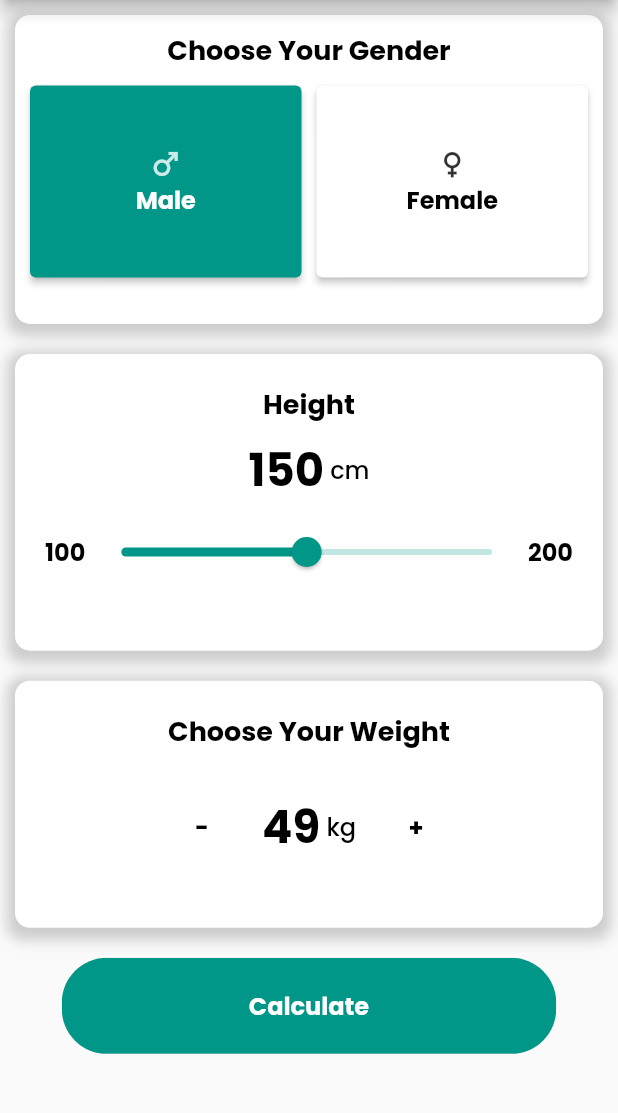
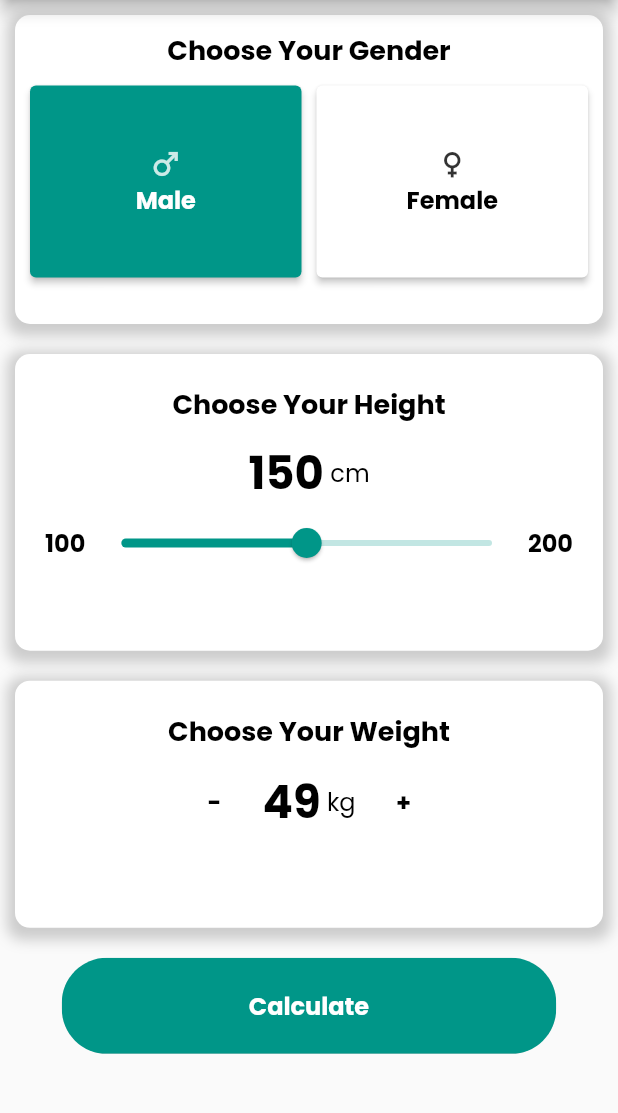
Before and after one commit to winxene/bmiCalculatorFlutter, a Flutter app: the screen it shows after launch, after a tap on an icon or button, on a phone screen of 412 x 824 dp, the part 84-1197 px from its top. Run offline on Flutter 3.47's test engine with Material 2 defaults, Android fonts, the phone set to English and light mode, and no system bars; our stand-ins replace google_fonts.

Commit message:
chore: fix indentation

```diff
--- a/lib/components/rounded_button.dart
+++ b/lib/components/rounded_button.dart
@@ -6,25 +6,28 @@ class RoundedButton extends StatelessWidget {
   final String text;
   final BuildContext context; //to get the context
   final String nextPage; //to insert the route
-  //bikin datanya represent pakai keys
+  final bool isNavigate; //to check if the button is for navigation, 0 value means that it returns to the home page.
+
   RoundedButton({
     required this.text,
     required this.context,
     required this.nextPage,
-  });
+    required this.isNavigate,
+  });//constructor
 
   @override
   Widget build(BuildContext context){
-    final marginUwU= EdgeInsets.symmetric(vertical: 10); //basically defining the margin object
+    const marginUwU= EdgeInsets.symmetric(vertical: 10); //basically defining the margin object
     return Container(
       margin: marginUwU,
-      width: ScreenSpecs.screenWidth(context) * 0.8,
+      width: ScreenSpecs.screenWidth(context) * 0.8, //to make the button fit the screen
       child: ClipRRect(
-        borderRadius: BorderRadius.circular(30),
-        child: newElevatedButton(),
+        borderRadius: BorderRadius.circular(30), //to make the button round
+        child: newElevatedButton(), //to create the button
       ),
     );
   }
+  //to specify the button
   Widget newElevatedButton()=> ElevatedButton(
     child: Text(
       text,
@@ -33,8 +36,9 @@ class RoundedButton extends StatelessWidget {
         fontWeight: FontWeight.bold
       ),
     ),
-    onPressed: ()=> Navigator.of(context).pushNamed(nextPage),
     style: ElevatedButton.styleFrom(
           padding: EdgeInsets.symmetric(horizontal: 40, vertical: 20),),
-    );
+    onPressed: ()=> isNavigate?Navigator.of(context).pushNamed(nextPage)//to navigate to the next page
+      :Navigator.pop(context), //to return to the home page, very important to prevent multiple state being created
+  );
 }
--- a/lib/components/value_unit_text.dart
+++ b/lib/components/value_unit_text.dart
@@ -3,8 +3,6 @@
 
 import 'package:flutter/material.dart';
 
-//to use the keyboard
-import 'package:flutter/services.dart';
 
 class ValueUnit extends StatefulWidget {
 
@@ -15,7 +13,8 @@ class ValueUnit extends StatefulWidget {
   ValueUnit({
     required this.labelValue,
     required this.unit
-  });
+  });//constructor
+
   State createState() => _ValueUnit();
 }
 
@@ -25,17 +24,9 @@ class _ValueUnit extends State <ValueUnit>{
     var labelValue= ValueUnit(
       labelValue: widget.labelValue,
       unit: widget.unit,
-    );
+    ); //create a new object to prevent error when the user immediately press the calculate button
     return Container (
       //make the text become clickable, to allow manual input
-      child: TextButton(
-        onPressed: (){
-          TextField(
-            keyboardType: TextInputType.numberWithOptions(decimal: true),
-            inputFormatters: [FilteringTextInputFormatter.allow(RegExp('[0-9.,]'))]
-
-          );
-        },
         child: Row(
         mainAxisAlignment: MainAxisAlignment.center,
         children: <Widget> [
@@ -56,7 +47,6 @@ class _ValueUnit extends State <ValueUnit>{
           ),
         ],
       ),
-      )
     );
   }
 }
--- /dev/null
+++ b/lib/components/whitebox_widget.dart
@@ -0,0 +1,51 @@
+//template for whitebox_widget
+
+import 'package:flutter/material.dart';
+
+//Stateful widget is very important since this widget will be used in many interactable pages
+class WhiteBoxWidget extends StatefulWidget {
+
+  final double height;
+  final  dynamic child;
+  final dynamic padding;
+
+  @override
+    WhiteBoxWidget({
+      required this.height,
+      required this.child,
+      required this.padding,
+    });  //constructor
+  State createState() => _WhiteBoxWidgetState();
+}
+
+class _WhiteBoxWidgetState extends State <WhiteBoxWidget> {
+
+
+  Widget build (BuildContext context){
+    var insertInfo = WhiteBoxWidget(
+      height: widget.height,
+      child: widget.child,
+      padding: widget.padding);
+
+    return Container(
+      height: insertInfo.height,
+      width: double.infinity,
+      margin: const EdgeInsets.symmetric(horizontal: 10, vertical: 10),
+      padding: insertInfo.padding,
+      decoration: BoxDecoration(
+        color: Colors.white,
+        borderRadius: BorderRadius.circular(10),
+        //creating the shadow effect
+         boxShadow: [
+            BoxShadow(
+              color: Colors.grey.withOpacity(0.5), //color of the shadow
+              spreadRadius: 5, //extend the shadow
+              blurRadius: 7, //blur the shadow
+              offset: const Offset(0, 3), // changes position of shadow
+            ),
+          ],
+        ),
+      child: insertInfo.child,
+    );
+  }
+}
--- a/lib/main.dart
+++ b/lib/main.dart
@@ -1,22 +1,26 @@
 import 'package:flutter/material.dart';
 import 'package:midexam/models/bmi_data.dart';
-import 'package:midexam/view/splash_page.dart';
+
 //routes
-
 import 'package:provider/provider.dart';
 
-//Screens/views
+
+
+
+//Screens/views needs to be imported to register the page
 import '../view/result_page.dart';
 import '../view/calculate_page.dart';
 
 //models
-import 'providers/theme_provider.dart';
+import 'providers/theme_provider.dart'; //provider for theme
 
+//to run the app
 Future main() async {
-  WidgetsFlutterBinding.ensureInitialized();
+  WidgetsFlutterBinding.ensureInitialized(); //needed for the theme provider
   runApp(BmiApp());
 }
 
+//creating STatefulWIdget
 class BmiApp extends StatefulWidget {
   @override
   State<BmiApp> createState() => _BmiAppState();
@@ -25,10 +29,12 @@ class BmiApp extends StatefulWidget {
 class _BmiAppState extends State <BmiApp> {
   //darkMode Light mode changer
   bool isDarkModeEnabled = false;
+ //haloo
+  //set the app theme same to the phone theme
+
   void onStateChanged(bool isDarkModeEnabled) {
     setState(() {
       this.isDarkModeEnabled = isDarkModeEnabled;
-      isDarkModeEnabled=BMIData.isDarkModeEnabled;
     });
   }
   @override
@@ -45,12 +51,12 @@ class _BmiAppState extends State <BmiApp> {
       theme: AvailableTheme.lightTheme,
       darkTheme: AvailableTheme.darkTheme,
       debugShowCheckedModeBanner: false,
+      //routes to the different screens, will be used by the Navigation.PushNamed()
       routes: {
-        '/': (ctx) => SplashPage(), // the '/' show the initial screen
-        CalculatePage.routeName: (ctx) => CalculatePage(),
+        '/': (ctx) => CalculatePage(), // the '/' show the initial screen
         ResultPage.routeName: (ctx) => ResultPage(), //navigate to calculate page
       },
-      onUnknownRoute: (settings) { // this is the way to handle the unknown route
+      onUnknownRoute: (settings) { // this is the way to handle the unknown route and to prevent the app from crashing
         return MaterialPageRoute(builder: (ctx) => CalculatePage());
       },
     );
--- a/lib/models/bmi_calculator.dart
+++ b/lib/models/bmi_calculator.dart
@@ -13,6 +13,8 @@ class BMICalculator{
   //to decide the classification based on the gender
   static getBMI(bool isMale,double bmiValue)=>
     isMale?BMICalculator.getBMIMale(bmiValue):BMICalculator.getBMIFemale(bmiValue);
+    //BMICalculator.getBMIMale(bmiValue)=> for male classification
+      //BMICalculator.getBMIFemale(bmiValue)-> for female classification
 
   //to decide the classification for female
   static getBMIFemale(double bmiValue){
--- a/lib/models/bmi_data.dart
+++ b/lib/models/bmi_data.dart
@@ -1,8 +1,8 @@
 //this acts as the database for the app
 class BMIData{
   //use static to make it easier to be accessed
-  static bool isDarkModeEnabled= false;
   static double height = 0.0;
   static double weight= 0.0;
   static bool isMale= true;
+  static bool isDarkMode=true;
 }
--- a/lib/providers/theme_provider.dart
+++ b/lib/providers/theme_provider.dart
@@ -1,6 +1,10 @@
 import 'package:flutter/material.dart';
 import 'package:flutter/scheduler.dart';
 import 'package:google_fonts/google_fonts.dart';
+
+//to set the photo theme
+import '../models/bmi_data.dart';
+
 
 
 class ThemeProvider extends ChangeNotifier {
@@ -8,7 +12,7 @@ class ThemeProvider extends ChangeNotifier {
   //logic to trigger dark ode
   bool get isDarkMode {
     if (themeMode == ThemeMode.system) {
-      final brightness = SchedulerBinding.instance?.window.platformBrightness;
+      final brightness = SchedulerBinding.instance.window.platformBrightness;
       return brightness == Brightness.dark;
     } else {
       return themeMode == ThemeMode.dark;
@@ -17,6 +21,7 @@ class ThemeProvider extends ChangeNotifier {
 
   void toggleTheme(bool isOn) {
     themeMode = isOn ? ThemeMode.dark : ThemeMode.light;
+    BMIData.isDarkMode=isOn;
     //playing with the theme using the themeMode
     notifyListeners();
   }
--- a/lib/view/calculate_page.dart
+++ b/lib/view/calculate_page.dart
@@ -1,8 +1,8 @@
 import 'package:flutter/material.dart';
 //widgets
-import '../widgets/for_calculate_page/height_slider_widget.dart';
-import '../widgets/for_calculate_page/male_female_button.dart';
-import '../widgets/for_calculate_page/weight_button_widget.dart';
+import '../widgets/for_calculate_page/height_slider_widget.dart'; //height slider widget
+import '../widgets/for_calculate_page/male_female_button.dart'; //male female button widget
+import '../widgets/for_calculate_page/weight_button_widget.dart'; //weight button
 import '../widgets/change_theme_button.dart';
 
 //components -> Basically a template
@@ -13,6 +13,7 @@ import 'result_page.dart';
 
 
 class CalculatePage extends StatefulWidget {
+  //the route of the app
   static const routeName= '/calculate';
 
   @override
@@ -48,11 +49,12 @@ class _CalculatePageState extends State <CalculatePage>{
           HeightSliderWidget(),
           //Widget for choosing weight
           WeightButtonWidget(),
-          //Imported from rounded_button on template
+          //Imported from rounded_button on template, //the navigation button from CalculatePage() to ResultPage()
           RoundedButton(
             text: 'Calculate',
             context: context,
             nextPage: ResultPage.routeName,
+            isNavigate: true,  //means the Navigation.PushNamed() is used instead of the Navigation.Pop()
           ),
         ],
       ),
--- a/lib/view/result_page.dart
+++ b/lib/view/result_page.dart
@@ -26,6 +26,7 @@ class ResultPage extends StatelessWidget {
      bmiStatus=='Normal'? 'You are in the ideal range' :
      bmiStatus=='Overweight'? 'You are Overweight':
      'You are Obese';
+    final imageLocation=BMIData.isDarkMode?'assets/images/bmi_logo_dark.png': 'assets/images/bmi_logo.png';
     return Scaffold(
       appBar: AppBar(
         title: const Center(
@@ -53,11 +54,15 @@ class ResultPage extends StatelessWidget {
                   ),
             ),
             //The widget to display the result as a card
+            Image.asset(imageLocation),
             ResultBox(classification: bmiStatus, bmiValue: bmiValue, message: bmiMessage),
+            //Imported from rounded_button on template, the navigation button from ResultPage() back to CalculatePage()
             RoundedButton(
               text: 'Recalculate',
               context: context,
-              nextPage: CalculatePage.routeName)
+              nextPage: CalculatePage.routeName,
+              isNavigate: false, //means the Navigation.PushNamed() is used instead of the Navigation.Pop()
+            )
           ],
         )
       ),
--- a/lib/view/splash_page.dart
+++ /dev/null
@@ -1,47 +0,0 @@
-import 'package:flutter/material.dart';
-
-//note that to run this, use flutter run --no-sound-null-safety
-import 'package:splashscreen/splashscreen.dart';
-
-//screen
-import 'package:midexam/view/calculate_page.dart';
-
-//bmi_data
-import 'package:midexam/models/bmi_data.dart';
-
-class SplashPage extends StatefulWidget {
-  @override
-  _SplashPageState createState() => _SplashPageState();
-}
-
-class _SplashPageState extends State<SplashPage>{
-  bool isDarkMode= BMIData.isDarkModeEnabled;
-
-  Widget mySplashScreen (bool isDarkMode) => SplashScreen(
-      seconds: 3,
-      navigateAfterSeconds: CalculatePage(),
-      title: const Text(
-        'Welcome to BMI Calculator',
-        style: TextStyle(
-          fontWeight: FontWeight.bold,
-          fontSize: 30,
-        ),
-        textAlign: TextAlign.center,
-      ),
-      image: Image.asset(
-        'assets/images/bmi_logo.png',
-        width: 1000,
-        height: 1000,
-      ),
-      backgroundColor: isDarkMode?Colors.black:Colors.white,
-      styleTextUnderTheLoader: const TextStyle(
-        fontSize: 20,
-      ),
-      photoSize: 100,
-      loaderColor: isDarkMode?Colors.white:Colors.black,
-    );
-  @override
-  Widget build(BuildContext context)=>Container(
-    child: mySplashScreen(isDarkMode),
-  );
-}
--- a/lib/widgets/for_calculate_page/height_slider_widget.dart
+++ b/lib/widgets/for_calculate_page/height_slider_widget.dart
@@ -2,8 +2,9 @@
 import 'package:flutter/material.dart';
 import 'package:midexam/components/value_unit_text.dart';
 
+//components
 import '../../components/screen_specs.dart';
-
+import '../../components/whitebox_widget.dart';
 //models
 import '../../models/bmi_data.dart';
 
@@ -35,12 +36,15 @@ class _HeightSliderWidgetState extends State<HeightSliderWidget> {
       child: Column(
         children: <Widget> [
           const Text(
-            'Height',
+            'Choose Your Height',
             style: TextStyle(
               fontSize: 18,
               fontWeight: FontWeight.bold,
               color: Colors.black,
             ),
+          ),
+          const SizedBox(
+            height: 10,
           ),
           ValueUnit(labelValue: labelValue, unit: ' cm'),
         ],
@@ -48,28 +52,15 @@ class _HeightSliderWidgetState extends State<HeightSliderWidget> {
     ),
   );
 
+
   Widget build(BuildContext context) {
     //predefine the data, to prevent error when the user immediately press the calculate button
     BMIData.height=heightInCM;
-    return Container(
-        height:(ScreenSpecs.screenHeight(context)-ScreenSpecs.screenPadTop(context) )*0.24,
-        width: double.infinity,
-        margin: const EdgeInsets.symmetric(horizontal: 10, vertical: 10),
-        padding: const EdgeInsets.all(20.0),
-        decoration: BoxDecoration(
-          color: Colors.white,
-          borderRadius: BorderRadius.circular(10),
-          //creating the shadow effect
-          boxShadow: [
-            BoxShadow(
-              color: Colors.grey.withOpacity(0.5), //color of the shadow
-              spreadRadius: 5, //extend the shadow
-              blurRadius: 7, //blur the shadow
-              offset: const Offset(0, 3), // changes position of shadow
-            ),
-          ],
-        ),
-        child: Column(
+    //calling the WhiteBoxWidget that contains the container needed to be displayed on the screen
+    return WhiteBoxWidget(
+      height: (ScreenSpecs.screenHeight(context)-ScreenSpecs.screenPadTop(context) )*0.24,
+      padding:const EdgeInsets.all(20.0),
+      child: Column(
           children: [
             currentHeightLabel(heightInCM),
             Row(
@@ -85,14 +76,13 @@ class _HeightSliderWidgetState extends State<HeightSliderWidget> {
                       BMIData.height = heightInCM.roundToDouble(); //to prevent decimal values
                       }); // setState is used to update the state of the widget
                     },
-                    // label: _heightInCM.round().toString(), // label is the text that appears on the slider
                   ),
                 ),
                 heightSideLabel(_maxHeightInCM),
               ],
             ),
       ],
-    )
+    ),
   );
+  }
 }
-}
--- a/lib/widgets/for_calculate_page/male_female_button.dart
+++ b/lib/widgets/for_calculate_page/male_female_button.dart
@@ -1,5 +1,6 @@
 //Here is a dart widget created for the male_or_female Slider
 import 'package:flutter/material.dart';
+import 'package:midexam/components/whitebox_widget.dart';
 
 //import screen_specs.dart
 import '../../components/screen_specs.dart';
@@ -15,7 +16,7 @@ class MaleFemaleButton extends StatefulWidget {
 class _MaleFemaleButtonState extends State<MaleFemaleButton> {
   bool isMale=true; //key variable which will be passed to the bmi_calculator, also  to prevent error when the user immediately press the calculate button
 
-  //the button state
+  //the button state for male or female
   bool _isChosenMale=true;
   bool _isChosenFemale=false;
 
@@ -23,10 +24,9 @@ class _MaleFemaleButtonState extends State<MaleFemaleButton> {
   _maleOrFemaleButton(bool isMale){
     setState(() {
       this.isMale=isMale;
-    });
-  }
-  //function to define male or female
-  dynamic _MaleFemaleSwitch(bool isMale){
+      //save the value into the BMIData
+      BMIData.isMale=isMale;
+      //button highlight
       if(isMale){
       _isChosenMale=true;
       _isChosenFemale=false;
@@ -35,34 +35,29 @@ class _MaleFemaleButtonState extends State<MaleFemaleButton> {
         _isChosenMale=false;
         _isChosenFemale=true;
       }
+    });
   }
 
   @override
 
   Widget genderButton(String genderLabel, bool isMale, bool isToggle) => Container(
     child: ElevatedButton(
-
       onPressed: () {
-         _maleOrFemaleButton(isMale);
-         setState(() {
-            _MaleFemaleSwitch(isMale);
-            //set value to bmi_data
-             BMIData.isMale=isMale;
-          });
+         _maleOrFemaleButton(isMale); //applying the button logic
       },
       child: Column(
         children: <Widget>[
           Icon(
             isMale?Icons.male
-              :Icons.female,
-            color: isToggle? Colors.white: Colors.black,
+              :Icons.female, //will adapt based on the gender
+            color: isToggle? Colors.white: Colors.black, //will transform when a button is being pressed
             ),
           Text(
-            genderLabel,
+            genderLabel,//will adapt based on the gender
             style: TextStyle(
               fontSize: 16,
               fontWeight: FontWeight.bold,
-              color: isToggle? Colors.white: Colors.black,
+              color: isToggle? Colors.white: Colors.black, //will transform when a button is being pressed
             ),
           ),
         ],
@@ -78,23 +73,11 @@ class _MaleFemaleButtonState extends State<MaleFemaleButton> {
     ),
   );
 
-  Widget build(BuildContext context) => Container(
-    height:(ScreenSpecs.screenHeight(context)-ScreenSpecs.screenPadTop(context)
+  Widget build(BuildContext context) => WhiteBoxWidget(
+    //calling the WhiteBoxWidget that contains the container needed to be displayed on the screen
+    height: (ScreenSpecs.screenHeight(context)-ScreenSpecs.screenPadTop(context)
       - ScreenSpecs.screenPadBottom(context)) *0.25,
-    margin: const EdgeInsets.symmetric(horizontal: 10, vertical: 10),
-    padding: const EdgeInsets.all(10.0),
-    decoration: BoxDecoration(
-      color: Colors.white,
-      borderRadius: BorderRadius.circular(10),
-      boxShadow: [
-        BoxShadow(
-          color: Colors.grey.withOpacity(0.5),
-          spreadRadius: 5,
-          blurRadius: 7,
-          offset: const Offset(0, 3), // changes position of shadow
-        ),
-      ],
-    ),
+    padding: const EdgeInsets.all(10),
     child: Center(
       child: Column(
         children: <Widget> [
--- a/lib/widgets/for_calculate_page/weight_button_widget.dart
+++ b/lib/widgets/for_calculate_page/weight_button_widget.dart
@@ -1,15 +1,13 @@
 //Here is a dart widget created for the height_slider_widget
 import 'package:flutter/material.dart';
+import 'dart:async'; //for the timer
+//components
 import 'package:midexam/components/value_unit_text.dart';
-
+import 'package:midexam/components/whitebox_widget.dart';
+  //import screen_specs
+import '../../components/screen_specs.dart';
 //import bmi_data.dart
-import 'package:midexam/models/bmi_data.dart';
-
-
-import 'dart:async'; //for the timer
-
-//import screen_specs
-import '../../components/screen_specs.dart';
+import '../../models/bmi_data.dart';
 
 class WeightButtonWidget extends StatefulWidget {
   @override
@@ -20,6 +18,7 @@ class _WeightButtonWidget extends State<WeightButtonWidget> {
   double weightInKg = 50;
   //ternary for setup the long press timer
   Timer? _timer;
+  //the boolean for the long press
   bool _noLongPressed= false;
   //timer to stop the rapid mode when long press
 
@@ -30,7 +29,7 @@ class _WeightButtonWidget extends State<WeightButtonWidget> {
 
   //function to increase/ decrease weight value
   void _adjustWeightValue(bool isIncrease)=> setState(() {
-    isIncrease? weightInKg++ : weightInKg--;
+    isIncrease? weightInKg++ : weightInKg--; //if it is increase, increase the value, else decrease
     BMIData.weight=weightInKg;
   });
 
@@ -48,6 +47,7 @@ class _WeightButtonWidget extends State<WeightButtonWidget> {
           child: Column(
             children: <Widget>[
               Text(
+                //will automatically display the symbol based on the boolean
                 isIncrease? '+' : '-',
                 style: const TextStyle(
                   fontSize: 16,
@@ -81,23 +81,10 @@ class _WeightButtonWidget extends State<WeightButtonWidget> {
   Widget build(BuildContext context) {
     //predefine the data, to prevent error when the user immediately press the calculate button
     BMIData.weight=weightInKg;
-    return Container(
-      height:(ScreenSpecs.screenHeight(context) - ScreenSpecs.screenPadTop(context)) *0.2,
-      width: double.infinity,
-      margin: const EdgeInsets.symmetric(horizontal: 10, vertical: 10),
-      padding: const EdgeInsets.all(20.0),
-      decoration: BoxDecoration(
-        color: Colors.white,
-        borderRadius: BorderRadius.circular(10),
-        boxShadow: [
-          BoxShadow(
-            color: Colors.grey.withOpacity(0.5),
-            spreadRadius: 5,
-            blurRadius: 7,
-            offset: const Offset(0, 3), // changes position of shadow
-          ),
-        ],
-      ),
+    //calling the WhiteBoxWidget that contains the container needed to be displayed on the screen
+    return WhiteBoxWidget(
+    height: (ScreenSpecs.screenHeight(context) - ScreenSpecs.screenPadTop(context)) *0.2,
+    padding: const EdgeInsets.all(20.0),
       child: Column(
         children: <Widget>[
           const Text(
@@ -109,7 +96,7 @@ class _WeightButtonWidget extends State<WeightButtonWidget> {
             ),
           ),
           const SizedBox(
-            height: 20,
+            height: 10,
           ),
           Row(
             mainAxisAlignment: MainAxisAlignment.center,
@@ -122,5 +109,5 @@ class _WeightButtonWidget extends State<WeightButtonWidget> {
         ],
       ),
     );
+  }
 }
-}
--- a/pubspec.yaml
+++ b/pubspec.yaml
@@ -42,7 +42,7 @@ dependencies:
   provider: ^6.0.2
   charts_flutter: ^0.12.0
   like_button: ^2.0.4
-  splashscreen: ^1.3.5
+  # splashscreen: ^1.3.5, Were planning to use this. However, it was not good
 
 dev_dependencies:
   flutter_test:
@@ -69,6 +69,7 @@ flutter:
   # To add assets to your application, add an assets section, like this:
   assets:
     - assets/images/bmi_logo.png
+    - assets/images/bmi_logo_dark.png
   # An image asset can refer to one or more resolution-specific "variants", see
   # https://flutter.dev/assets-and-images/#resolution-aware.
 
```
Also changed, not shown: assets/images/bmi_logo.png, assets/images/bmi_logo_dark.png (added), lib/widgets/change_theme_button.dart (line endings or trailing spaces), pubspec.lock, 1 other file. Lines whose indentation alone changed are shown as unchanged.
